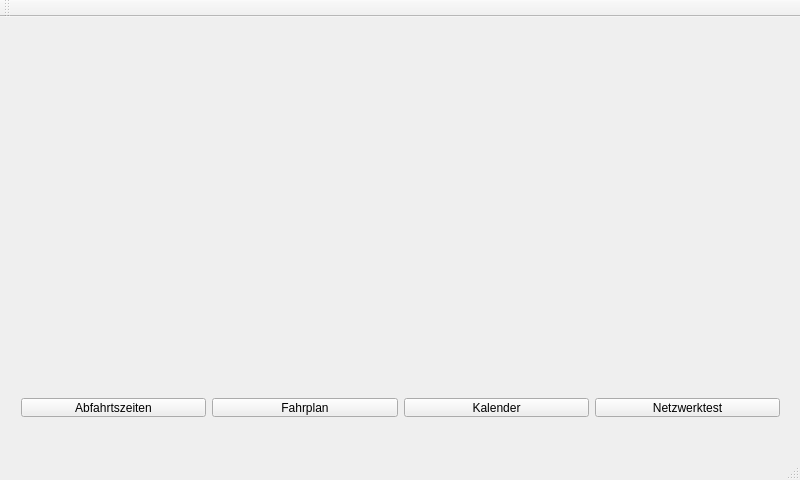
The window that QTPie/mainwindow.ui (GreenSokrates/QTPie) describes before a commit, drawn with Qt 5.
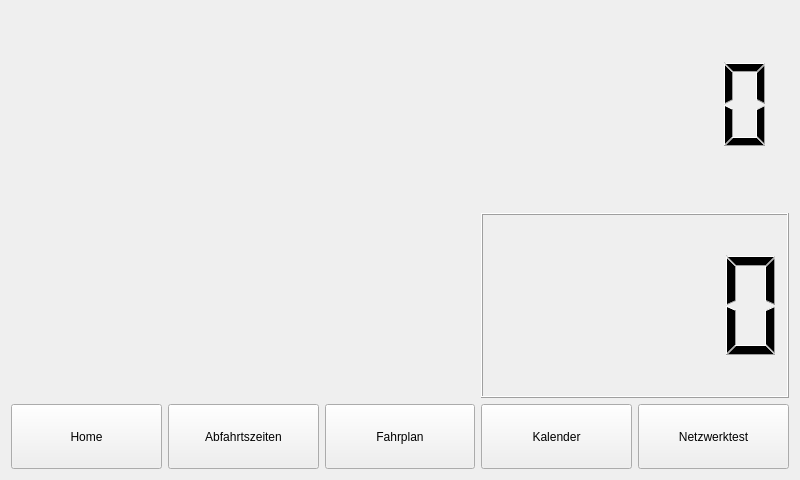
The same window after the commit.

Commit message: Working clock in mainwindow

Diff of the .ui file:
```diff
--- a/QTPie/mainwindow.ui
+++ b/QTPie/mainwindow.ui
@@ -14,69 +14,149 @@
    <string>MainWindow</string>
   </property>
   <widget class="QWidget" name="centralWidget">
-   <widget class="QWidget" name="horizontalLayoutWidget">
-    <property name="geometry">
-     <rect>
-      <x>10</x>
-      <y>370</y>
-      <width>781</width>
-      <height>41</height>
-     </rect>
-    </property>
-    <layout class="QHBoxLayout" name="horizontalLayout">
-     <item>
+   <layout class="QGridLayout" name="gridLayout">
+    <item row="1" column="3">
+     <widget class="QPushButton" name="kalender_button">
+      <property name="sizePolicy">
+       <sizepolicy hsizetype="Minimum" vsizetype="Maximum">
+        <horstretch>0</horstretch>
+        <verstretch>0</verstretch>
+       </sizepolicy>
+      </property>
+      <property name="minimumSize">
+       <size>
+        <width>0</width>
+        <height>65</height>
+       </size>
+      </property>
+      <property name="text">
+       <string>Kalender</string>
+      </property>
+      <property name="checkable">
+       <bool>true</bool>
+      </property>
+     </widget>
+    </item>
+    <item row="1" column="1">
       <widget class="QPushButton" name="station_button">
        <property name="enabled">
         <bool>true</bool>
        </property>
+      <property name="minimumSize">
+       <size>
+        <width>0</width>
+        <height>65</height>
+       </size>
+      </property>
        <property name="text">
         <string>Abfahrtszeiten</string>
        </property>
-      </widget>
-     </item>
-     <item>
+      <property name="checkable">
+       <bool>true</bool>
+      </property>
+     </widget>
+    </item>
+    <item row="1" column="0">
+     <widget class="QPushButton" name="home_button">
+      <property name="minimumSize">
+       <size>
+        <width>0</width>
+        <height>65</height>
+       </size>
+      </property>
+      <property name="text">
+       <string>Home</string>
+      </property>
+      <property name="checkable">
+       <bool>true</bool>
+      </property>
+     </widget>
+    </item>
+    <item row="1" column="2">
       <widget class="QPushButton" name="fahrplan_button">
+      <property name="minimumSize">
+       <size>
+        <width>0</width>
+        <height>65</height>
+       </size>
+      </property>
        <property name="text">
         <string>Fahrplan</string>
        </property>
-      </widget>
-     </item>
+      <property name="checkable">
+       <bool>true</bool>
+      </property>
+     </widget>
+    </item>
+    <item row="0" column="0" colspan="3">
+     <layout class="QFormLayout" name="formLayout_2"/>
+    </item>
+    <item row="0" column="3" colspan="2">
+     <layout class="QVBoxLayout" name="verticalLayout">
      <item>
-      <widget class="QPushButton" name="kalender_button">
-       <property name="text">
-        <string>Kalender</string>
-       </property>
+       <widget class="QLCDNumber" name="lcd_clock">
+        <property name="frameShape">
+         <enum>QFrame::NoFrame</enum>
+        </property>
+        <property name="frameShadow">
+         <enum>QFrame::Sunken</enum>
+        </property>
+        <property name="smallDecimalPoint">
+         <bool>true</bool>
+        </property>
       </widget>
      </item>
      <item>
+       <spacer name="verticalSpacer">
+        <property name="orientation">
+         <enum>Qt::Vertical</enum>
+        </property>
+        <property name="sizeType">
+         <enum>QSizePolicy::Fixed</enum>
+        </property>
+        <property name="sizeHint" stdset="0">
+         <size>
+          <width>20</width>
+          <height>10</height>
+         </size>
+        </property>
+       </spacer>
+      </item>
+      <item>
+       <widget class="QLCDNumber" name="lcdNumber_2"/>
+      </item>
+     </layout>
+    </item>
+    <item row="1" column="4">
       <widget class="QPushButton" name="network_button">
+      <property name="sizePolicy">
+       <sizepolicy hsizetype="Minimum" vsizetype="Maximum">
+        <horstretch>0</horstretch>
+        <verstretch>12</verstretch>
+       </sizepolicy>
+      </property>
+      <property name="minimumSize">
+       <size>
+        <width>0</width>
+        <height>65</height>
+       </size>
+      </property>
        <property name="text">
         <string>Netzwerktest</string>
        </property>
+      <property name="iconSize">
+       <size>
+        <width>16</width>
+        <height>16</height>
+       </size>
+      </property>
+      <property name="checkable">
+       <bool>true</bool>
+      </property>
       </widget>
      </item>
     </layout>
    </widget>
-  </widget>
-  <widget class="QMenuBar" name="menuBar">
-   <property name="geometry">
-    <rect>
-     <x>0</x>
-     <y>0</y>
-     <width>800</width>
-     <height>28</height>
-    </rect>
-   </property>
-  </widget>
-  <widget class="QToolBar" name="mainToolBar">
-   <attribute name="toolBarArea">
-    <enum>TopToolBarArea</enum>
-   </attribute>
-   <attribute name="toolBarBreak">
-    <bool>false</bool>
-   </attribute>
-  </widget>
-  <widget class="QStatusBar" name="statusBar"/>
  </widget>
  <layoutdefault spacing="6" margin="11"/>
  <resources/>
```
Lines whose indentation alone changed are shown as unchanged. The commit also changes 9 other files.
